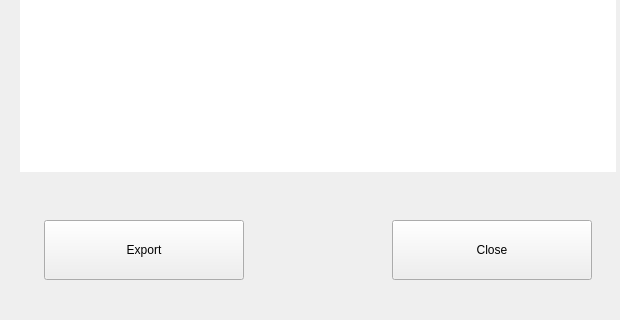
This is src/license/license-agreement.ui in openeuler-mirror/kiran-control-panel as Qt 5 draws it before an edit; both pictures show x 0 to 620 and y 380 to 700 of the 620 by 700 pixel window. The edited form follows.
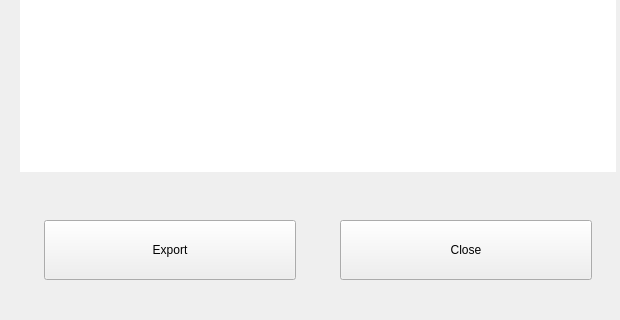
This is the edited form.

Commit message:
fix(license):load version license  from system LICENSE file
- 从系统中的LICENSE文件中加载版本协议

Diff of the .ui file:
```diff
--- a/src/license/license-agreement.ui
+++ b/src/license/license-agreement.ui
@@ -96,13 +96,13 @@
       <widget class="QPushButton" name="btn_license_export">
        <property name="minimumSize">
         <size>
-         <width>200</width>
+         <width>252</width>
          <height>60</height>
         </size>
        </property>
        <property name="maximumSize">
         <size>
-         <width>152</width>
+         <width>252</width>
          <height>60</height>
         </size>
        </property>
@@ -134,13 +134,13 @@
        </property>
        <property name="minimumSize">
         <size>
-         <width>200</width>
+         <width>252</width>
          <height>60</height>
         </size>
        </property>
        <property name="maximumSize">
         <size>
-         <width>152</width>
+         <width>252</width>
          <height>60</height>
         </size>
        </property>
```
Left out of the diff: 4 changed lines with no effect on the pictures. The commit also changes 7 other files.
